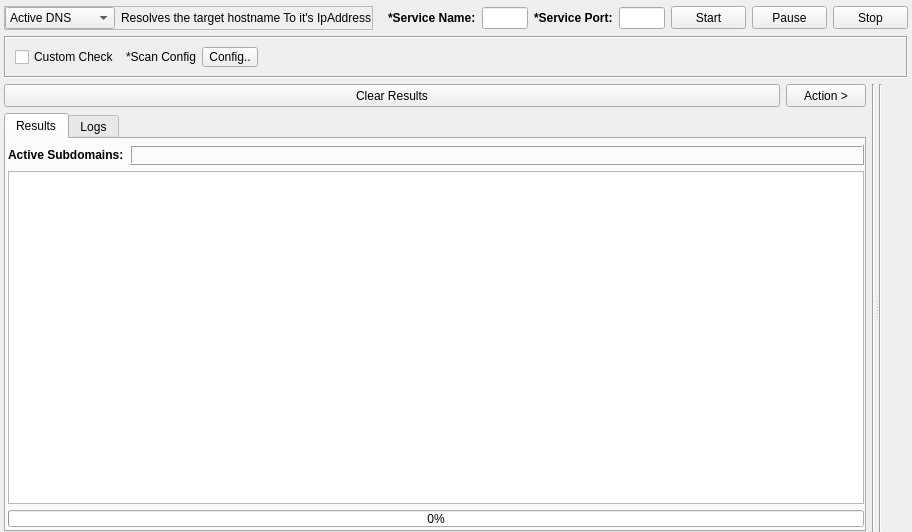
Qt form gui/src/engines/active/Active.ui (3nock/OTE) before a commit.
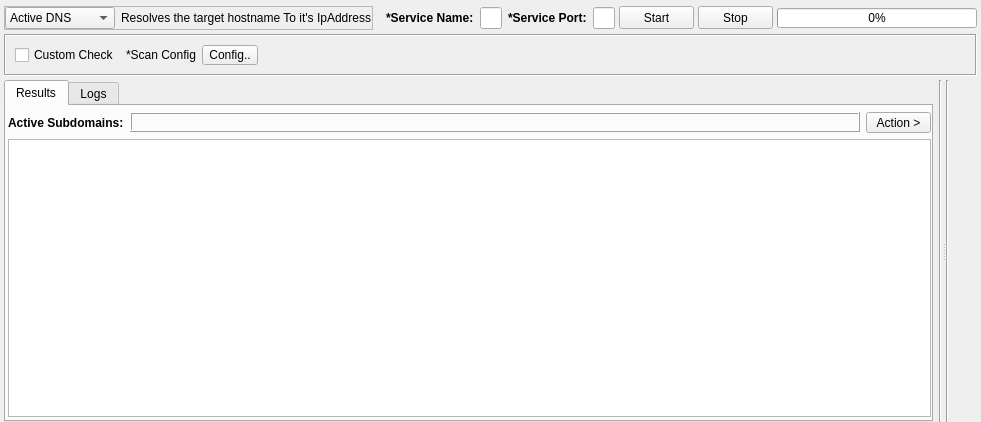
The same form after that commit. Custom widgets are drawn as their Qt base class.

What changed in the file:
```diff
--- a/gui/src/engines/active/Active.ui
+++ b/gui/src/engines/active/Active.ui
@@ -7,7 +7,7 @@
     <x>0</x>
     <y>0</y>
     <width>912</width>
-    <height>532</height>
+    <height>422</height>
    </rect>
   </property>
   <property name="windowTitle">
@@ -17,6 +17,9 @@
    <string notr="true"/>
   </property>
   <layout class="QVBoxLayout" name="verticalLayout_2">
+   <property name="spacing">
+    <number>4</number>
+   </property>
    <property name="leftMargin">
     <number>4</number>
    </property>
@@ -230,28 +233,6 @@
        </property>
       </widget>
      </item>
-     <item>
-      <widget class="QPushButton" name="buttonPause">
-       <property name="sizePolicy">
-        <sizepolicy hsizetype="Fixed" vsizetype="Fixed">
-         <horstretch>0</horstretch>
-         <verstretch>0</verstretch>
-        </sizepolicy>
-       </property>
-       <property name="minimumSize">
-        <size>
-         <width>75</width>
-         <height>23</height>
-        </size>
-       </property>
-       <property name="styleSheet">
-        <string notr="true"/>
-       </property>
-       <property name="text">
-        <string>Pause</string>
-       </property>
-      </widget>
-     </item>
      <item>
       <widget class="QPushButton" name="buttonStop">
        <property name="sizePolicy">
@@ -274,6 +255,28 @@
        </property>
       </widget>
      </item>
+     <item>
+      <widget class="QProgressBar" name="progressBar">
+       <property name="minimumSize">
+        <size>
+         <width>200</width>
+         <height>20</height>
+        </size>
+       </property>
+       <property name="maximumSize">
+        <size>
+         <width>200</width>
+         <height>20</height>
+        </size>
+       </property>
+       <property name="styleSheet">
+        <string notr="true"/>
+       </property>
+       <property name="value">
+        <number>0</number>
+       </property>
+      </widget>
+     </item>
     </layout>
    </item>
    <item>
@@ -354,71 +357,9 @@
      <property name="orientation">
       <enum>Qt::Horizontal</enum>
      </property>
-     <widget class="QWidget" name="layoutWidget">
+     <widget class="QWidget" name="">
       <layout class="QHBoxLayout" name="horizontalLayout_4">
        <item>
-        <layout class="QVBoxLayout" name="verticalLayout_3">
-         <item>
-          <layout class="QHBoxLayout" name="horizontalLayout_17">
-           <item>
-            <widget class="QPushButton" name="buttonClearResults">
-             <property name="sizePolicy">
-              <sizepolicy hsizetype="Preferred" vsizetype="Fixed">
-               <horstretch>0</horstretch>
-               <verstretch>0</verstretch>
-              </sizepolicy>
-             </property>
-             <property name="minimumSize">
-              <size>
-               <width>0</width>
-               <height>23</height>
-              </size>
-             </property>
-             <property name="mouseTracking">
-              <bool>false</bool>
-             </property>
-             <property name="focusPolicy">
-              <enum>Qt::StrongFocus</enum>
-             </property>
-             <property name="styleSheet">
-              <string notr="true"/>
-             </property>
-             <property name="text">
-              <string>Clear Results</string>
-             </property>
-            </widget>
-           </item>
-           <item>
-            <widget class="QPushButton" name="buttonAction">
-             <property name="sizePolicy">
-              <sizepolicy hsizetype="Fixed" vsizetype="Fixed">
-               <horstretch>0</horstretch>
-               <verstretch>0</verstretch>
-              </sizepolicy>
-             </property>
-             <property name="minimumSize">
-              <size>
-               <width>75</width>
-               <height>23</height>
-              </size>
-             </property>
-             <property name="font">
-              <font>
-               <weight>50</weight>
-               <bold>false</bold>
-              </font>
-             </property>
-             <property name="styleSheet">
-              <string notr="true"/>
-             </property>
-             <property name="text">
-              <string>Action &gt;</string>
-             </property>
-            </widget>
-           </item>
-          </layout>
-         </item>
-         <item>
           <widget class="QTabWidget" name="tabWidgetResults">
            <property name="styleSheet">
             <string notr="true"/>
@@ -507,6 +448,34 @@
                  </property>
                 </widget>
                </item>
+             <item>
+              <widget class="QToolButton" name="buttonAction">
+               <property name="sizePolicy">
+                <sizepolicy hsizetype="Fixed" vsizetype="Fixed">
+                 <horstretch>0</horstretch>
+                 <verstretch>0</verstretch>
+                </sizepolicy>
+               </property>
+               <property name="minimumSize">
+                <size>
+                 <width>65</width>
+                 <height>20</height>
+                </size>
+               </property>
+               <property name="font">
+                <font>
+                 <weight>50</weight>
+                 <bold>false</bold>
+                </font>
+               </property>
+               <property name="styleSheet">
+                <string notr="true"/>
+               </property>
+               <property name="text">
+                <string>Action &gt;</string>
+               </property>
+              </widget>
+             </item>
               </layout>
              </item>
              <item>
@@ -585,28 +554,6 @@
                </attribute>
               </widget>
              </item>
-             <item>
-              <widget class="QProgressBar" name="progressBar">
-               <property name="minimumSize">
-                <size>
-                 <width>0</width>
-                 <height>17</height>
-                </size>
-               </property>
-               <property name="maximumSize">
-                <size>
-                 <width>16777215</width>
-                 <height>17</height>
-                </size>
-               </property>
-               <property name="styleSheet">
-                <string notr="true"/>
-               </property>
-               <property name="value">
-                <number>0</number>
-               </property>
-              </widget>
-             </item>
             </layout>
            </widget>
            <widget class="QWidget" name="tabLogs">
@@ -645,8 +592,6 @@
             </layout>
            </widget>
           </widget>
-         </item>
-        </layout>
        </item>
        <item>
         <widget class="Line" name="line_17">
```
Lines whose indentation alone changed are shown as unchanged.
